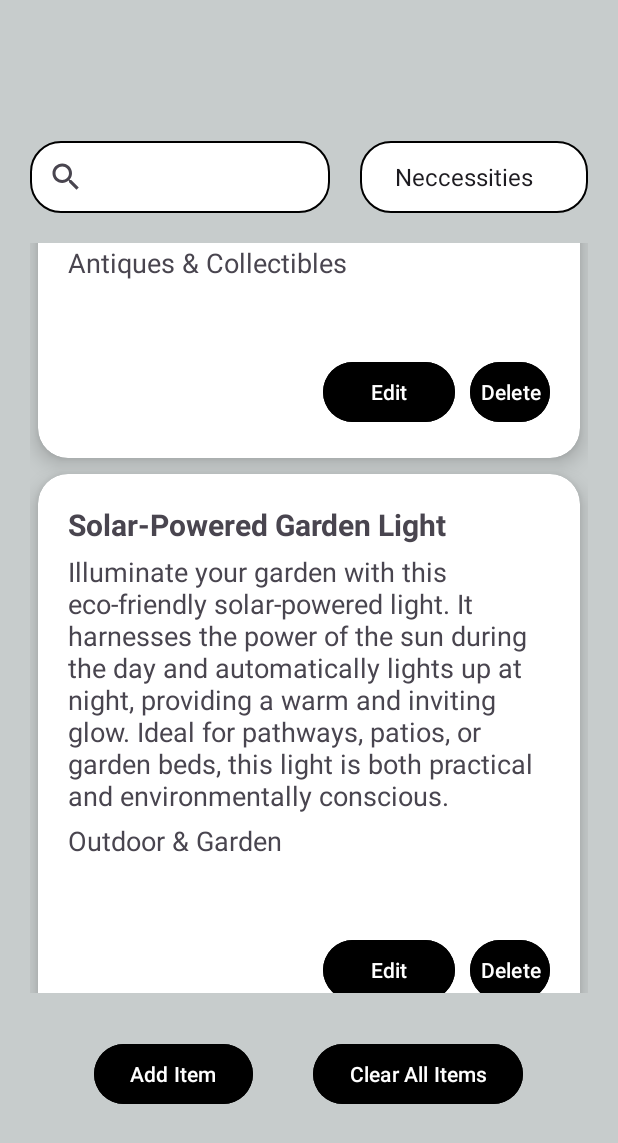
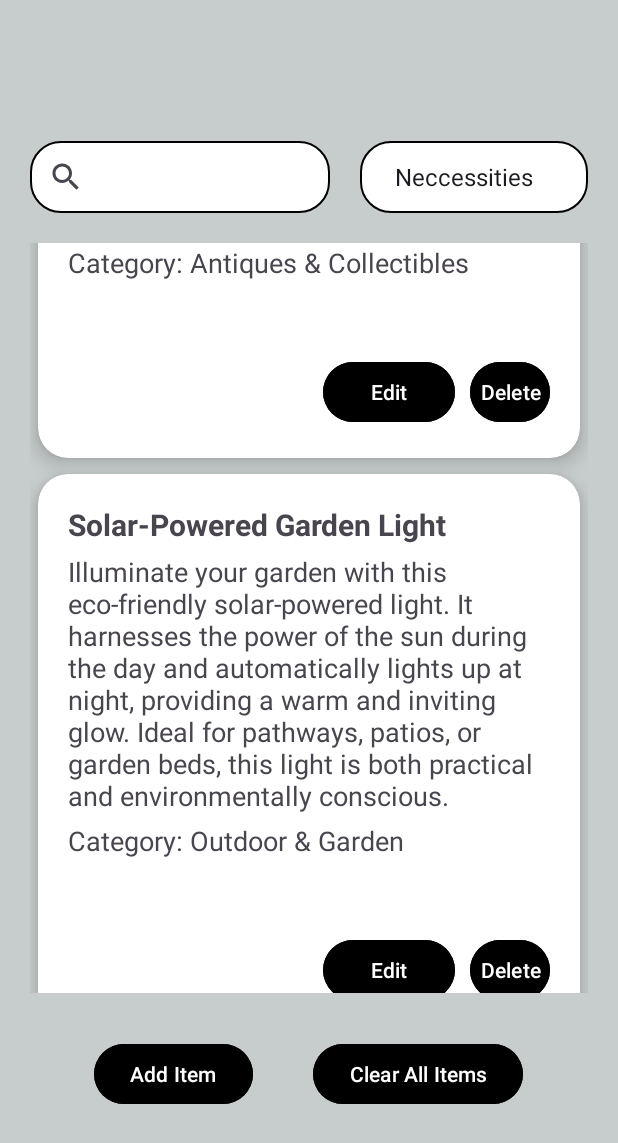
Before and after one commit to DragunWF/QuickInventoryApp, an Android app: the screen it shows after launch (MainActivity), scrolled down 1007 dp, on a phone screen of 412 x 824 dp. Shown: the top 1143 px of the screen. Run offline under Robolectric (Android 15) with nearby library versions, the phone set to English and light mode, and no system bars; 1 statement that could not run was skipped.

Commit message:
Update ItemAdapter.java

```diff
--- a/app/src/main/java/com/example/inventoryquickcount/adapters/ItemAdapter.java
+++ b/app/src/main/java/com/example/inventoryquickcount/adapters/ItemAdapter.java
@@ -97,9 +97,11 @@ public class ItemAdapter extends RecyclerView.Adapter<ItemAdapter.ViewHolder> {
         // contents of the view with that element
         // viewHolder.getTextView().setText(localDataSet[position]);
         Item item = localDataSet.get(position);
+
         viewHolder.getTitleText().setText(item.getTitle());
         viewHolder.getDescriptionText().setText(item.getDescription());
-        viewHolder.getCategoryText().setText(item.getCategory());
+        viewHolder.getCategoryText().setText("Category: " + item.getCategory());
+
         viewHolder.getEditBtn().setOnClickListener(v -> {
             Intent intent = new Intent(context, AddEditItem.class);
             intent.putExtra("itemId", item.getId());
```
